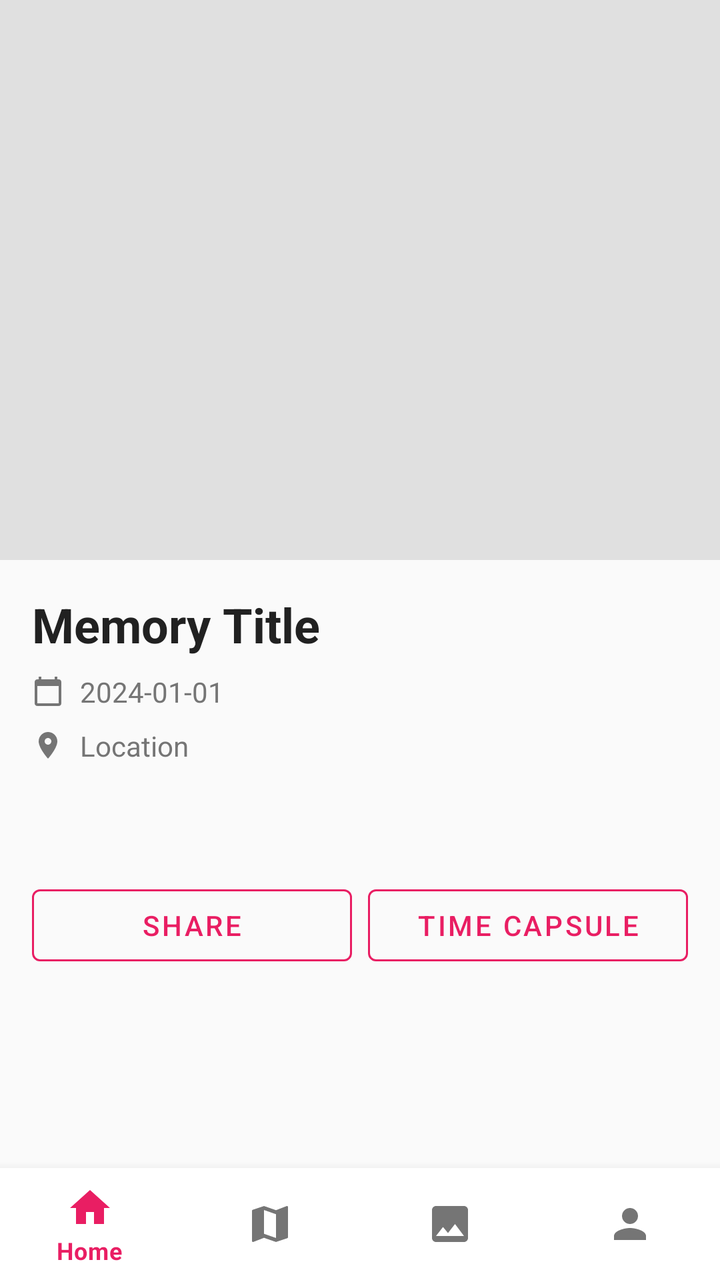
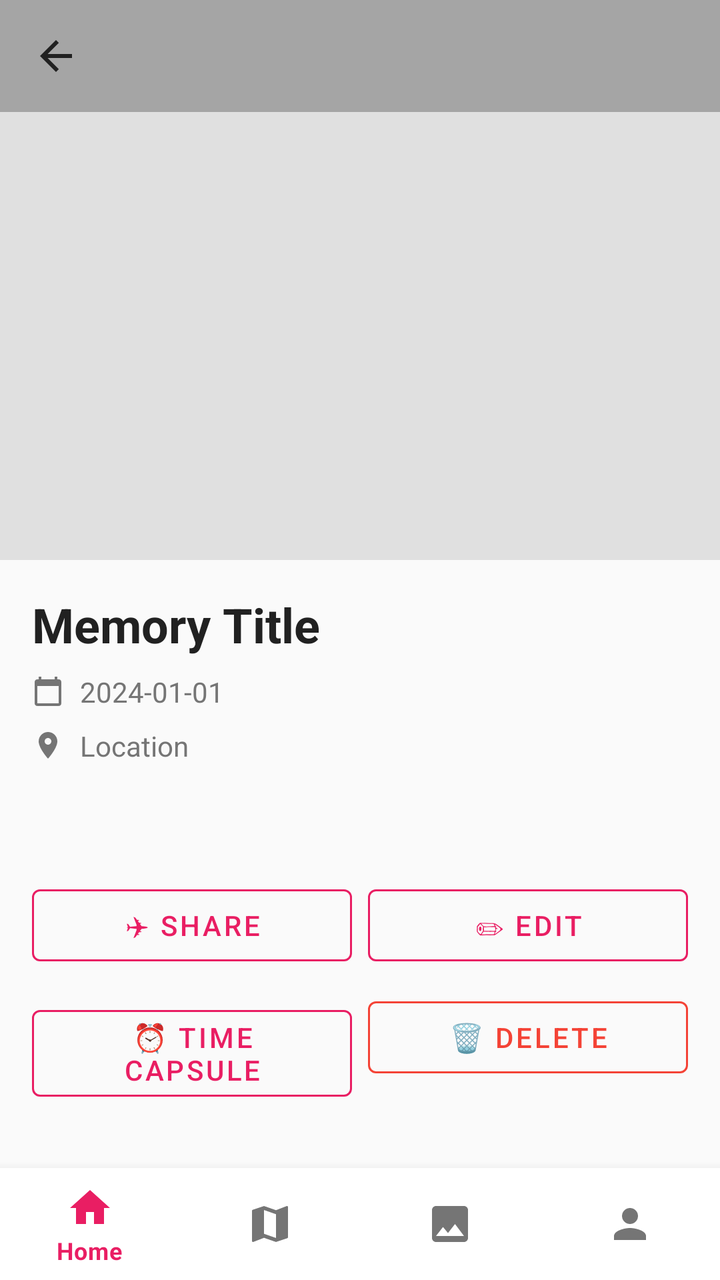

Compare the two renders of this Android layout. The source of the first and the diff that turns it into the second are given below.
<!-- AndroidManifest.xml: application theme Theme.Memoriva -->
<!-- res/layout/activity_memory_detail.xml -->
<?xml version="1.0" encoding="utf-8"?>
<androidx.constraintlayout.widget.ConstraintLayout
    xmlns:android="http://schemas.android.com/apk/res/android"
    xmlns:app="http://schemas.android.com/apk/res-auto"
    android:layout_width="match_parent"
    android:layout_height="match_parent"
    android:background="@color/colorBackground">

    
    <androidx.recyclerview.widget.RecyclerView
        android:id="@+id/rvPhotos"
        android:layout_width="0dp"
        android:layout_height="280dp"
        android:background="@color/colorDivider"
        android:orientation="horizontal"
        app:layout_constraintEnd_toEndOf="parent"
        app:layout_constraintStart_toStartOf="parent"
        app:layout_constraintTop_toTopOf="parent" />

    
    <androidx.core.widget.NestedScrollView
        android:layout_width="0dp"
        android:layout_height="0dp"
        app:layout_constraintBottom_toTopOf="@id/bottomNav"
        app:layout_constraintEnd_toEndOf="parent"
        app:layout_constraintStart_toStartOf="parent"
        app:layout_constraintTop_toBottomOf="@id/rvPhotos">

        <LinearLayout
            android:layout_width="match_parent"
            android:layout_height="wrap_content"
            android:orientation="vertical"
            android:padding="16dp">

            
            <TextView
                android:id="@+id/tvTitle"
                android:layout_width="match_parent"
                android:layout_height="wrap_content"
                android:layout_marginBottom="8dp"
                android:text="Memory Title"
                android:textColor="@color/colorTextPrimary"
                android:textSize="24sp"
                android:textStyle="bold" />

            
            <LinearLayout
                android:layout_width="match_parent"
                android:layout_height="wrap_content"
                android:layout_marginBottom="8dp"
                android:gravity="center_vertical"
                android:orientation="horizontal">

                <ImageView
                    android:layout_width="16dp"
                    android:layout_height="16dp"
                    android:contentDescription="Date"
                    android:src="@drawable/ic_calendar"
                    app:tint="@color/colorTextSecondary" />

                <TextView
                    android:id="@+id/tvDate"
                    android:layout_width="wrap_content"
                    android:layout_height="wrap_content"
                    android:layout_marginStart="8dp"
                    android:text="2024-01-01"
                    android:textColor="@color/colorTextSecondary"
                    android:textSize="14sp" />
            </LinearLayout>

            
            <LinearLayout
                android:layout_width="match_parent"
                android:layout_height="wrap_content"
                android:layout_marginBottom="12dp"
                android:gravity="center_vertical"
                android:orientation="horizontal">

                <ImageView
                    android:layout_width="16dp"
                    android:layout_height="16dp"
                    android:contentDescription="Location"
                    android:src="@drawable/ic_location"
                    app:tint="@color/colorTextSecondary" />

                <TextView
                    android:id="@+id/tvLocation"
                    android:layout_width="wrap_content"
                    android:layout_height="wrap_content"
                    android:layout_marginStart="8dp"
                    android:text="Location"
                    android:textColor="@color/colorTextSecondary"
                    android:textSize="14sp" />
            </LinearLayout>

            
            <TextView
                android:id="@+id/tvNotes"
                android:layout_width="match_parent"
                android:layout_height="wrap_content"
                android:layout_marginBottom="24dp"
                android:text=""
                android:textColor="@color/colorTextPrimary"
                android:textSize="15sp" />

            
            <LinearLayout
                android:layout_width="match_parent"
                android:layout_height="wrap_content"
                android:orientation="horizontal">

                <com.google.android.material.button.MaterialButton
                    android:id="@+id/btnShare"
                    style="@style/Widget.MaterialComponents.Button.OutlinedButton"
                    android:layout_width="0dp"
                    android:layout_height="wrap_content"
                    android:layout_marginEnd="8dp"
                    android:layout_weight="1"
                    android:text="Share"
                    android:textColor="@color/colorPrimary"
                    app:strokeColor="@color/colorPrimary" />

                <com.google.android.material.button.MaterialButton
                    android:id="@+id/btnTimeCapsule"
                    style="@style/Widget.MaterialComponents.Button.OutlinedButton"
                    android:layout_width="0dp"
                    android:layout_height="wrap_content"
                    android:layout_weight="1"
                    android:text="Time Capsule"
                    android:textColor="@color/colorPrimary"
                    app:strokeColor="@color/colorPrimary" />
            </LinearLayout>
        </LinearLayout>
    </androidx.core.widget.NestedScrollView>

    
    <com.google.android.material.bottomnavigation.BottomNavigationView
        android:id="@+id/bottomNav"
        android:layout_width="0dp"
        android:layout_height="wrap_content"
        android:background="@color/white"
        app:itemIconTint="@drawable/bottom_nav_selector"
        app:itemTextColor="@drawable/bottom_nav_selector"
        app:layout_constraintBottom_toBottomOf="parent"
        app:layout_constraintEnd_toEndOf="parent"
        app:layout_constraintStart_toStartOf="parent"
        app:menu="@menu/bottom_nav_menu" />

</androidx.constraintlayout.widget.ConstraintLayout>
<!-- resources referenced by this layout -->
<resources>
  <color name="colorBackground">#FAFAFA</color>
  <color name="colorDivider">#E0E0E0</color>
  <color name="colorPrimary">#E91E63</color>
  <color name="colorTextPrimary">#212121</color>
  <color name="colorTextSecondary">#757575</color>
  <color name="white">#FFFFFFFF</color>
  <!-- drawable bottom_nav_selector (drawable) -->
  <?xml version="1.0" encoding="utf-8"?>
  <selector xmlns:android="http://schemas.android.com/apk/res/android">
      <item android:color="@color/colorPrimary" android:state_checked="true" />
      <item android:color="@color/colorTextSecondary" />
  </selector>
  <!-- drawable ic_calendar (drawable) -->
  <?xml version="1.0" encoding="utf-8"?>
  <vector xmlns:android="http://schemas.android.com/apk/res/android"
      android:width="24dp"
      android:height="24dp"
      android:viewportWidth="24"
      android:viewportHeight="24">
      <path
          android:fillColor="@android:color/black"
          android:pathData="M20,3h-1V1h-2v2H7V1H5v2H4C2.9,3 2,3.9 2,5v16c0,1.1 0.9,2 2,2h16c1.1,0 2,-0.9 2,-2V5C22,3.9 21.1,3 20,3zM20,21H4V8h16V21z" />
  </vector>
  <!-- drawable ic_location (drawable) -->
  <?xml version="1.0" encoding="utf-8"?>
  <vector xmlns:android="http://schemas.android.com/apk/res/android"
      android:width="24dp"
      android:height="24dp"
      android:viewportWidth="24"
      android:viewportHeight="24">
      <path
          android:fillColor="@android:color/black"
          android:pathData="M12,2C8.13,2 5,5.13 5,9c0,5.25 7,13 7,13s7,-7.75 7,-13c0,-3.87 -3.13,-7 -7,-7zM12,11.5c-1.38,0 -2.5,-1.12 -2.5,-2.5s1.12,-2.5 2.5,-2.5 2.5,1.12 2.5,2.5 -1.12,2.5 -2.5,2.5z" />
  </vector>
  <style name="Theme.Memoriva" parent="Base.Theme.Memoriva" />
  <style name="Base.Theme.Memoriva" parent="Theme.MaterialComponents.Light.NoActionBar">
          <item name="colorPrimary">@color/colorPrimary</item>
          <item name="colorPrimaryDark">@color/colorPrimaryDark</item>
          <item name="colorAccent">@color/colorAccent</item>
          <item name="android:colorBackground">@color/colorBackground</item>
          <item name="colorSurface">@color/colorSurface</item>
          <item name="colorOnPrimary">@color/colorOnPrimary</item>
          <item name="colorError">@color/colorError</item>
          <item name="android:statusBarColor">@color/colorPrimary</item>
          <item name="android:windowLightStatusBar" tools:targetApi="m">false</item>
      </style>
  <color name="colorPrimaryDark">#C2185B</color>
  <color name="colorAccent">#FF5252</color>
  <color name="colorSurface">#FFFFFF</color>
  <color name="colorOnPrimary">#FFFFFF</color>
  <color name="colorError">#F44336</color>
</resources>

<!-- the commit's change to res/layout/activity_memory_detail.xml (unified diff, before → after) -->
@@ -16,6 +16,18 @@
         app:layout_constraintEnd_toEndOf="parent"
         app:layout_constraintStart_toStartOf="parent"
         app:layout_constraintTop_toTopOf="parent" />
+
+    
+    <androidx.appcompat.widget.Toolbar
+        android:id="@+id/toolbar"
+        android:layout_width="0dp"
+        android:layout_height="?attr/actionBarSize"
+        android:background="#44000000"
+        app:layout_constraintEnd_toEndOf="parent"
+        app:layout_constraintStart_toStartOf="parent"
+        app:layout_constraintTop_toTopOf="parent"
+        app:navigationIcon="@drawable/ic_arrow_back"
+        app:navigationIconTint="@color/white" />
 
     
     <androidx.core.widget.NestedScrollView
@@ -107,7 +119,8 @@
             <LinearLayout
                 android:layout_width="match_parent"
                 android:layout_height="wrap_content"
-                android:orientation="horizontal">
+                android:orientation="horizontal"
+                android:layout_marginBottom="8dp">
 
                 <com.google.android.material.button.MaterialButton
                     android:id="@+id/btnShare"
@@ -116,19 +129,47 @@
                     android:layout_height="wrap_content"
                     android:layout_marginEnd="8dp"
                     android:layout_weight="1"
-                    android:text="Share"
+                    android:text="✈ Share"
                     android:textColor="@color/colorPrimary"
                     app:strokeColor="@color/colorPrimary" />
+
+                <com.google.android.material.button.MaterialButton
+                    android:id="@+id/btnEdit"
+                    style="@style/Widget.MaterialComponents.Button.OutlinedButton"
+                    android:layout_width="0dp"
+                    android:layout_height="wrap_content"
+                    android:layout_weight="1"
+                    android:text="✏ Edit"
+                    android:textColor="@color/colorPrimary"
+                    app:strokeColor="@color/colorPrimary" />
+            </LinearLayout>
+
+            <LinearLayout
+                android:layout_width="match_parent"
+                android:layout_height="wrap_content"
+                android:orientation="horizontal"
+                android:layout_marginBottom="8dp">
 
                 <com.google.android.material.button.MaterialButton
                     android:id="@+id/btnTimeCapsule"
                     style="@style/Widget.MaterialComponents.Button.OutlinedButton"
                     android:layout_width="0dp"
                     android:layout_height="wrap_content"
+                    android:layout_marginEnd="8dp"
                     android:layout_weight="1"
-                    android:text="Time Capsule"
+                    android:text="⏰ Time Capsule"
                     android:textColor="@color/colorPrimary"
                     app:strokeColor="@color/colorPrimary" />
+
+                <com.google.android.material.button.MaterialButton
+                    android:id="@+id/btnDelete"
+                    style="@style/Widget.MaterialComponents.Button.OutlinedButton"
+                    android:layout_width="0dp"
+                    android:layout_height="wrap_content"
+                    android:layout_weight="1"
+                    android:text="🗑 Delete"
+                    android:textColor="@color/colorError"
+                    app:strokeColor="@color/colorError" />
             </LinearLayout>
         </LinearLayout>
     </androidx.core.widget.NestedScrollView>
<!-- resource entries referenced after the edit -->
@@ -12,6 +12,17 @@
       <item android:color="@color/colorPrimary" android:state_checked="true" />
       <item android:color="@color/colorTextSecondary" />
   </selector>
+  <!-- drawable ic_arrow_back (drawable) -->
+  <vector xmlns:android="http://schemas.android.com/apk/res/android"
+      android:width="24dp"
+      android:height="24dp"
+      android:viewportWidth="24"
+      android:viewportHeight="24"
+      android:tint="@color/colorTextPrimary">
+      <path
+          android:fillColor="@android:color/white"
+          android:pathData="M20,11H7.83l5.59,-5.59L12,4l-8,8 8,8 1.41,-1.41L7.83,13H20v-2z"/>
+  </vector>
   <!-- drawable ic_calendar (drawable) -->
   <?xml version="1.0" encoding="utf-8"?>
   <vector xmlns:android="http://schemas.android.com/apk/res/android"
